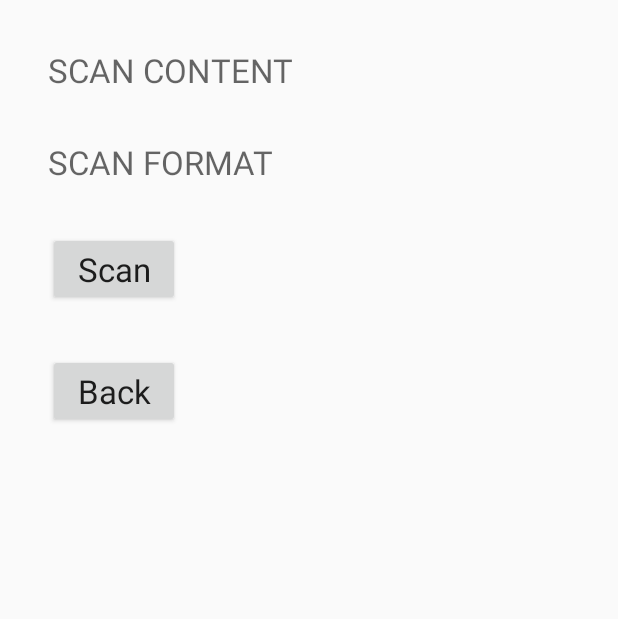
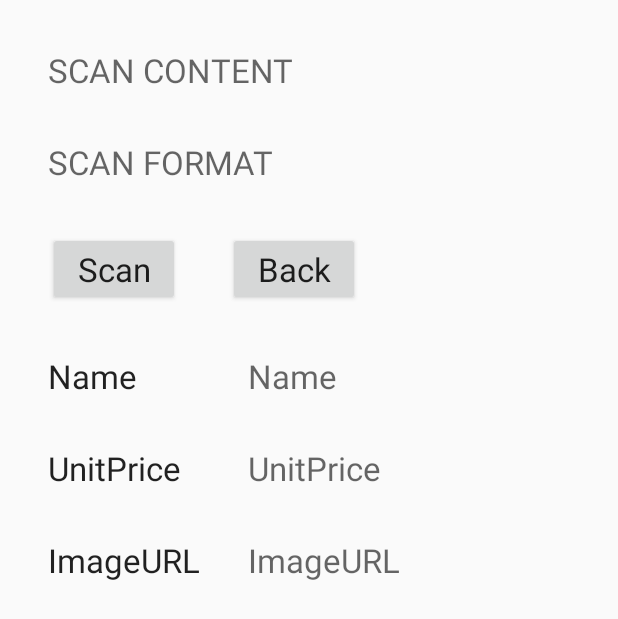
Before and after one commit to MOONYAN/EZShopping, an Android app: the layout activity_scan.xml on its own in the app's theme, with its tools: preview values and no code run, on a phone screen of 412 x 824 dp. Shown: the top 619 px of the screen. Run offline under Robolectric (Android 15) with nearby library versions, the phone set to English and light mode, and no system bars.

Commit message:
update scan page
get scan item

```diff
--- a/app/src/main/res/layout/activity_account.xml
+++ b/app/src/main/res/layout/activity_account.xml
@@ -12,7 +12,7 @@
     tools:context="tw.edu.ntut.ezshopping.AccountActivity">
 
     <TextView
-        android:id="@+id/gmail"
+        android:id="@+id/gmail_text"
         android:layout_width="match_parent"
         android:layout_height="wrap_content"
         android:layout_margin="16sp"
@@ -20,7 +20,7 @@
         android:textAppearance="?android:attr/textAppearance"/>
 
     <TextView
-        android:id="@+id/uid"
+        android:id="@+id/uid_text"
         android:layout_width="match_parent"
         android:layout_height="wrap_content"
         android:layout_margin="16sp"
@@ -28,7 +28,7 @@
         tools:text="Uid: 123456789abc"/>
 
     <TextView
-        android:id="@+id/display_name"
+        android:id="@+id/display_name_text"
         android:layout_width="match_parent"
         android:layout_height="wrap_content"
         android:layout_margin="16sp"
--- a/app/src/main/res/layout/activity_scan.xml
+++ b/app/src/main/res/layout/activity_scan.xml
@@ -12,35 +12,105 @@
     tools:context="tw.edu.ntut.ezshopping.ScanActivity">
 
     <TextView
-        android:id="@+id/scan_content"
+        android:id="@+id/scan_content_text"
         android:layout_width="match_parent"
         android:layout_height="wrap_content"
-        android:layout_margin="@dimen/activity_vertical_margin"
+        android:layout_margin="@dimen/default_margin"
         android:hint="SCAN CONTENT"
         android:textAppearance="?android:attr/textAppearanceLarge"/>
 
     <TextView
-        android:id="@+id/scan_format"
+        android:id="@+id/scan_format_text"
         android:layout_width="match_parent"
         android:layout_height="wrap_content"
-        android:layout_margin="@dimen/activity_vertical_margin"
+        android:layout_margin="@dimen/default_margin"
         android:hint="SCAN FORMAT"
         android:textAppearance="?android:attr/textAppearanceLarge"/>
 
-    <Button
+    <LinearLayout
         android:layout_width="wrap_content"
         android:layout_height="wrap_content"
-        android:layout_margin="@dimen/activity_vertical_margin"
-        android:text="Scan"
-        android:onClick="runOnClick"
-        android:textAppearance="?android:attr/textAppearanceLarge"/>
+        android:orientation="horizontal">
 
-    <Button
-        android:layout_width="wrap_content"
-        android:layout_height="wrap_content"
-        android:layout_margin="@dimen/activity_vertical_margin"
-        android:text="Back"
-        android:onClick="backOnClick"
-        android:textAppearance="?android:attr/textAppearanceLarge"/>
+        <Button
+            android:layout_width="wrap_content"
+            android:layout_height="wrap_content"
+            android:layout_margin="@dimen/default_margin"
+            android:onClick="runOnClick"
+            android:text="Scan"
+            android:textAppearance="?android:attr/textAppearanceLarge"/>
+
+        <Button
+            android:layout_width="wrap_content"
+            android:layout_height="wrap_content"
+            android:layout_margin="@dimen/default_margin"
+            android:onClick="backOnClick"
+            android:text="Back"
+            android:textAppearance="?android:attr/textAppearanceLarge"/>
+    </LinearLayout>
+
+
+    <TableLayout
+        android:id="@+id/result_layout"
+        android:layout_width="match_parent"
+        android:layout_height="match_parent"
+        android:stretchColumns="1"
+        android:visibility="gone"
+        tools:visibility="visible">
+
+        <TableRow>
+
+            <TextView
+                android:layout_width="wrap_content"
+                android:layout_height="wrap_content"
+                android:layout_margin="@dimen/default_margin"
+                android:text="Name"
+                android:textAppearance="?android:attr/textAppearanceLarge"/>
+
+            <TextView
+                android:id="@+id/name_text"
+                android:layout_width="wrap_content"
+                android:layout_height="wrap_content"
+                android:layout_margin="@dimen/default_margin"
+                android:hint="Name"
+                android:textAppearance="?android:attr/textAppearanceLarge"/>
+        </TableRow>
+
+        <TableRow>
+
+            <TextView
+                android:layout_width="wrap_content"
+                android:layout_height="wrap_content"
+                android:layout_margin="@dimen/default_margin"
+                android:text="UnitPrice"
+                android:textAppearance="?android:attr/textAppearanceLarge"/>
+
+            <TextView
+                android:id="@+id/unit_price_text"
+                android:layout_width="wrap_content"
+                android:layout_height="wrap_content"
+                android:layout_margin="@dimen/default_margin"
+                android:hint="UnitPrice"
+                android:textAppearance="?android:attr/textAppearanceLarge"/>
+        </TableRow>
+
+        <TableRow>
+
+            <TextView
+                android:layout_width="wrap_content"
+                android:layout_height="wrap_content"
+                android:layout_margin="@dimen/default_margin"
+                android:text="ImageURL"
+                android:textAppearance="?android:attr/textAppearanceLarge"/>
+
+            <TextView
+                android:id="@+id/image_URL_text"
+                android:layout_width="wrap_content"
+                android:layout_height="wrap_content"
+                android:layout_margin="@dimen/default_margin"
+                android:hint="ImageURL"
+                android:textAppearance="?android:attr/textAppearanceLarge"/>
+        </TableRow>
+    </TableLayout>
 
 </LinearLayout>
--- a/app/src/main/res/values/dimens.xml
+++ b/app/src/main/res/values/dimens.xml
@@ -2,4 +2,5 @@
     <!-- Default screen margins, per the Android Design guidelines. -->
     <dimen name="activity_horizontal_margin">16dp</dimen>
     <dimen name="activity_vertical_margin">16dp</dimen>
+    <dimen name="default_margin">16sp</dimen>
 </resources>
```
Also changed, not shown: app/src/main/java/tw/edu/ntut/ezshopping/AccountActivity.java (+15 -11 lines), app/src/main/java/tw/edu/ntut/ezshopping/BaseActivity.java (added, +38 -0 lines), app/src/main/java/tw/edu/ntut/ezshopping/Item.java (added, +19 -0 lines), app/src/main/java/tw/edu/ntut/ezshopping/ScanActivity.java (+63 -9 lines), app/src/main/java/tw/edu/ntut/ezshopping/User.java (+8 -6 lines).
